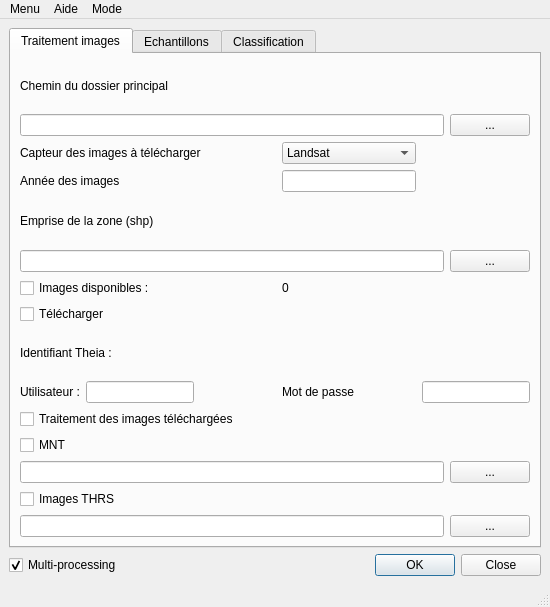
First picture: the form in Ui_files/PHYMOBATe_tab_2_0.ui, repository SylvioL/PHYMOBAT, before the edit.
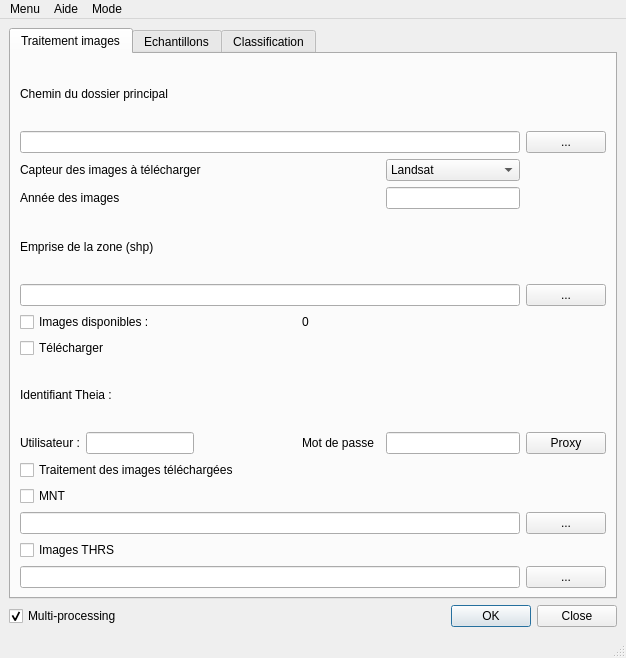
Second picture: the form after the edit.

Commit message: ADD:Add with QtDesigner proxy button in the expert window

```diff
--- a/Ui_files/PHYMOBATe_tab_2_0.ui
+++ b/Ui_files/PHYMOBATe_tab_2_0.ui
@@ -6,8 +6,8 @@
    <rect>
     <x>0</x>
     <y>0</y>
-    <width>550</width>
-    <height>607</height>
+    <width>626</width>
+    <height>658</height>
    </rect>
   </property>
   <property name="windowTitle">
@@ -51,20 +51,6 @@
         <string>Traitement images</string>
        </attribute>
        <layout class="QGridLayout" name="gridLayout_3">
-        <item row="5" column="5">
-         <widget class="QPushButton" name="pushButton_browser_area_path">
-          <property name="text">
-           <string>...</string>
-          </property>
-         </widget>
-        </item>
-        <item row="1" column="5">
-         <widget class="QPushButton" name="pushButton_browser_principal_folder">
-          <property name="text">
-           <string>...</string>
-          </property>
-         </widget>
-        </item>
         <item row="0" column="0" colspan="2">
          <widget class="QLabel" name="label_principal_folder">
           <property name="text">
@@ -86,16 +72,6 @@
           </property>
          </widget>
         </item>
-        <item row="9" column="4" colspan="2">
-         <widget class="QLineEdit" name="lineEdit_password">
-          <property name="toolTip">
-           <string>Mot de passe masqué</string>
-          </property>
-          <property name="echoMode">
-           <enum>QLineEdit::Password</enum>
-          </property>
-         </widget>
-        </item>
         <item row="3" column="2">
          <spacer name="horizontalSpacer_6">
           <property name="orientation">
@@ -109,13 +85,6 @@
           </property>
          </spacer>
         </item>
-        <item row="14" column="5">
-         <widget class="QPushButton" name="pushButton_browser_VHRS">
-          <property name="text">
-           <string>...</string>
-          </property>
-         </widget>
-        </item>
         <item row="8" column="0" colspan="2">
          <widget class="QLabel" name="label_id_theia">
           <property name="text">
@@ -154,12 +123,6 @@
           </property>
          </widget>
         </item>
-        <item row="14" column="0" colspan="5">
-         <widget class="QLineEdit" name="lineEdit_VHRS"/>
-        </item>
-        <item row="3" column="3">
-         <widget class="QLineEdit" name="lineEdit_year_images"/>
-        </item>
         <item row="6" column="0" colspan="2">
          <widget class="QCheckBox" name="checkBox_listing">
           <property name="text">
@@ -167,20 +130,6 @@
           </property>
          </widget>
         </item>
-        <item row="2" column="3">
-         <widget class="QComboBox" name="comboBox_captor">
-          <item>
-           <property name="text">
-            <string>Landsat</string>
-           </property>
-          </item>
-          <item>
-           <property name="text">
-            <string>SpotWorldHeritage</string>
-           </property>
-          </item>
-         </widget>
-        </item>
         <item row="9" column="2">
          <spacer name="horizontalSpacer_7">
           <property name="orientation">
@@ -194,9 +143,6 @@
           </property>
          </spacer>
         </item>
-        <item row="5" column="0" colspan="5">
-         <widget class="QLineEdit" name="lineEdit_area_path"/>
-        </item>
         <item row="2" column="0" colspan="3">
          <widget class="QLabel" name="label_captor">
           <property name="text">
@@ -204,9 +150,6 @@
           </property>
          </widget>
         </item>
-        <item row="1" column="0" colspan="5">
-         <widget class="QLineEdit" name="lineEdit_principal_folder"/>
-        </item>
         <item row="11" column="0">
          <widget class="QCheckBox" name="checkBox_MNT">
           <property name="text">
@@ -221,16 +164,6 @@
           </property>
          </widget>
         </item>
-        <item row="12" column="5">
-         <widget class="QPushButton" name="pushButton_browser_MNT">
-          <property name="text">
-           <string>...</string>
-          </property>
-         </widget>
-        </item>
-        <item row="12" column="0" colspan="5">
-         <widget class="QLineEdit" name="lineEdit_MNT"/>
-        </item>
         <item row="10" column="0" colspan="4">
          <widget class="QCheckBox" name="checkBox_processing">
           <property name="text">
@@ -238,6 +171,80 @@
           </property>
          </widget>
         </item>
+        <item row="9" column="6">
+         <widget class="QPushButton" name="proxy">
+          <property name="text">
+           <string>Proxy</string>
+          </property>
+         </widget>
+        </item>
+        <item row="1" column="6">
+         <widget class="QPushButton" name="pushButton_browser_principal_folder">
+          <property name="text">
+           <string>...</string>
+          </property>
+         </widget>
+        </item>
+        <item row="1" column="0" colspan="6">
+         <widget class="QLineEdit" name="lineEdit_principal_folder"/>
+        </item>
+        <item row="5" column="6">
+         <widget class="QPushButton" name="pushButton_browser_area_path">
+          <property name="text">
+           <string>...</string>
+          </property>
+         </widget>
+        </item>
+        <item row="5" column="0" colspan="6">
+         <widget class="QLineEdit" name="lineEdit_area_path"/>
+        </item>
+        <item row="2" column="5">
+         <widget class="QComboBox" name="comboBox_captor">
+          <item>
+           <property name="text">
+            <string>Landsat</string>
+           </property>
+          </item>
+          <item>
+           <property name="text">
+            <string>SpotWorldHeritage</string>
+           </property>
+          </item>
+         </widget>
+        </item>
+        <item row="3" column="5">
+         <widget class="QLineEdit" name="lineEdit_year_images"/>
+        </item>
+        <item row="9" column="5">
+         <widget class="QLineEdit" name="lineEdit_password">
+          <property name="toolTip">
+           <string>Mot de passe masqué</string>
+          </property>
+          <property name="echoMode">
+           <enum>QLineEdit::Password</enum>
+          </property>
+         </widget>
+        </item>
+        <item row="12" column="6">
+         <widget class="QPushButton" name="pushButton_browser_MNT">
+          <property name="text">
+           <string>...</string>
+          </property>
+         </widget>
+        </item>
+        <item row="14" column="6">
+         <widget class="QPushButton" name="pushButton_browser_VHRS">
+          <property name="text">
+           <string>...</string>
+          </property>
+         </widget>
+        </item>
+        <item row="12" column="0" colspan="6">
+         <widget class="QLineEdit" name="lineEdit_MNT"/>
+        </item>
+        <item row="14" column="0" colspan="6">
+         <widget class="QLineEdit" name="lineEdit_VHRS"/>
+        </item>
        </layout>
       </widget>
       <widget class="QWidget" name="tab_2">
@@ -713,7 +720,7 @@
     <rect>
      <x>0</x>
      <y>0</y>
-     <width>550</width>
+     <width>626</width>
      <height>25</height>
     </rect>
    </property>
```
Left out of the diff: 6 changed lines with no effect on the pictures.
